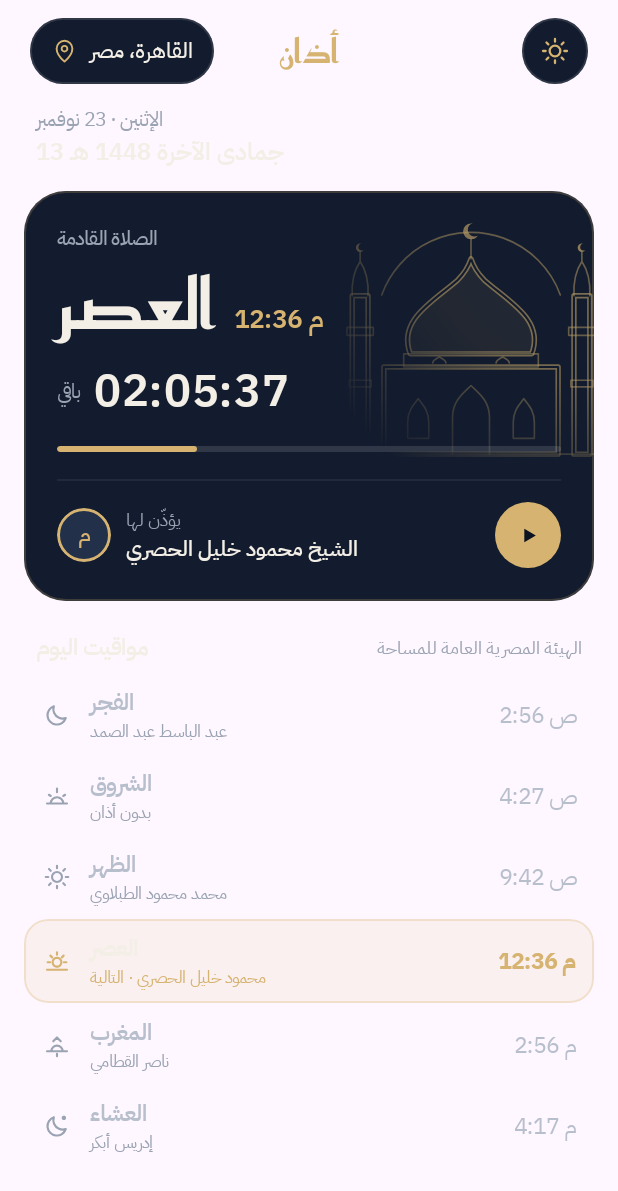
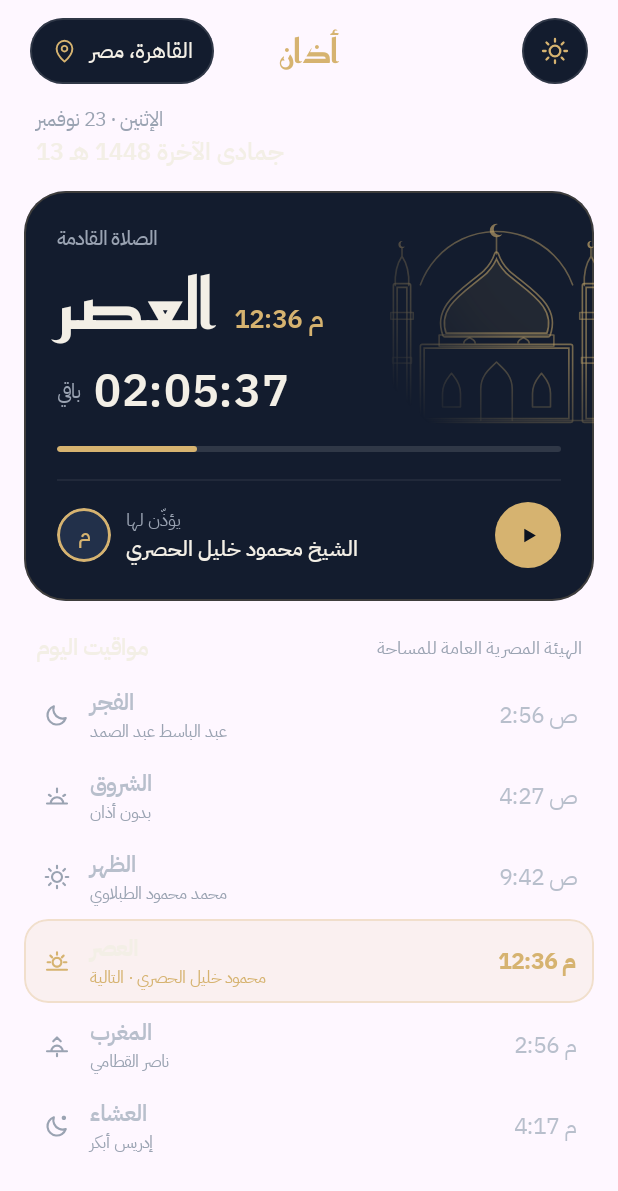
Before and after one commit to Abdelrahman2213/first-project, an Android app built with Jetpack Compose: the composable HomeScreen shown on its own in the app's theme, on a phone screen of 412 x 824 dp. Shown: the top 1191 px of the screen. Run offline under Robolectric (Android 15) with nearby library versions, the phone set to English and light mode, and no system bars.

```diff
--- a/app/src/main/java/com/athaan/app/ui/screens/HomeScreen.kt
+++ b/app/src/main/java/com/athaan/app/ui/screens/HomeScreen.kt
@@ -158,8 +158,8 @@ fun HomeScreen(vm: AppViewModel, onLocation: () -> Unit, onPrayer: (Prayer) -> U
                     s.pattern,
                     Modifier
                         .align(Alignment.TopEnd)
-                        .offset(x = 6.dp, y = 10.dp)
-                        .size(176.dp)
+                        .offset(x = 10.dp, y = 12.dp)
+                        .size(150.dp)
                         .graphicsLayer { alpha = enter.value * shine },
                 )
             }
```
Also changed, not shown: 1 other file.
